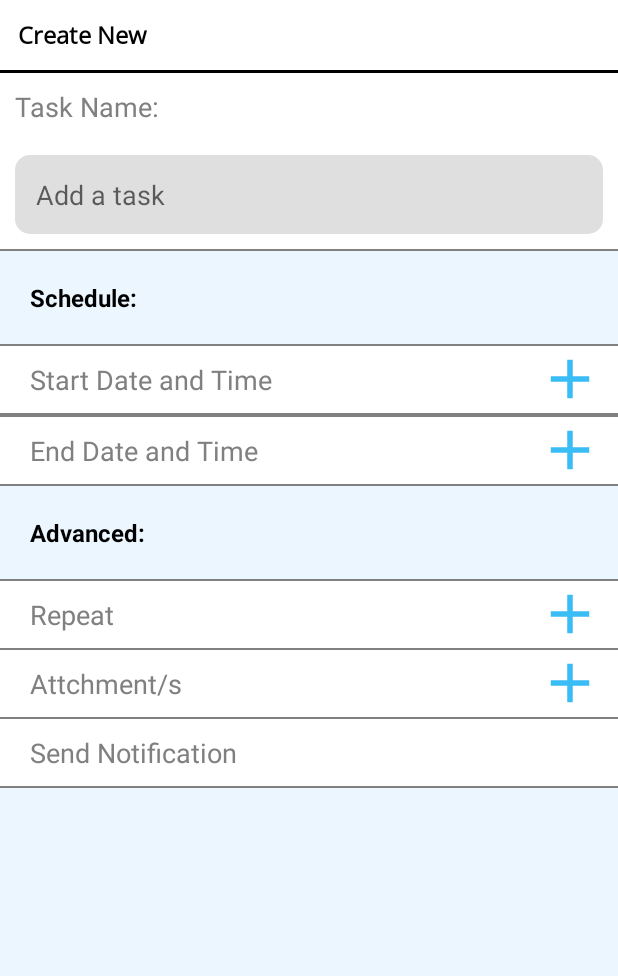
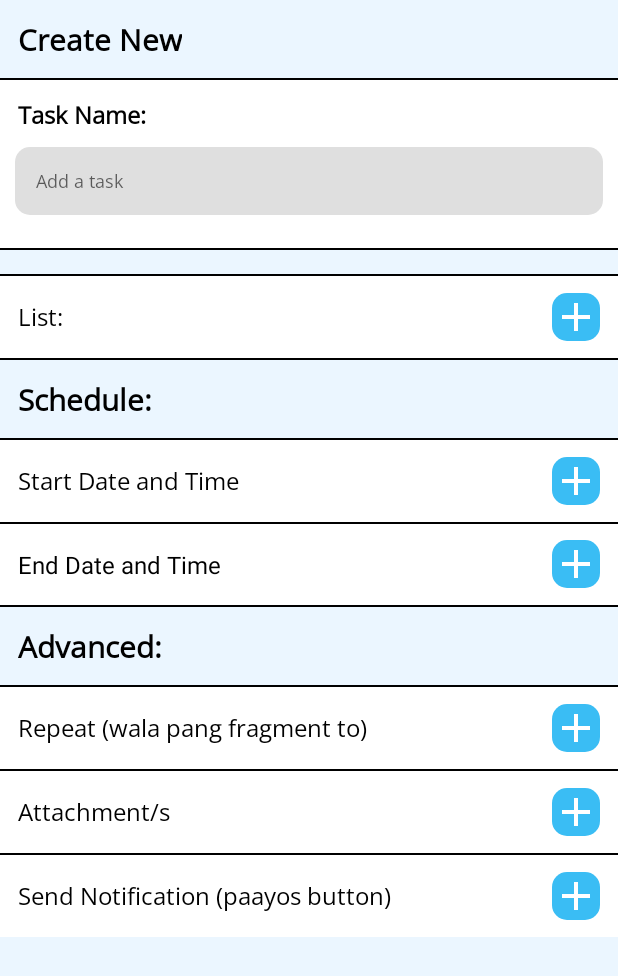
Before and after one commit to justinmcneal/final-putask, an Android app: the AddTask2 screen opened directly, with no data from a screen before it, on a phone screen of 412 x 824 dp. Shown: the top 976 px of the screen. Run offline under Robolectric (Android 15) with nearby library versions, the phone set to English and light mode, and no system bars.

Commit message:
fixed add task, profile and timeline

```diff
--- a/app/src/main/res/layout/activity_add_task2.xml
+++ b/app/src/main/res/layout/activity_add_task2.xml
@@ -1,5 +1,4 @@
 <LinearLayout xmlns:android="http://schemas.android.com/apk/res/android"
-    xmlns:app="http://schemas.android.com/apk/res-auto"
     xmlns:tools="http://schemas.android.com/tools"
     android:layout_width="match_parent"
     android:layout_height="match_parent"
@@ -7,10 +6,10 @@
     android:background="@color/superskyblue"
     tools:context=".AddTask2">
 
+    <!--Create New -->
     <LinearLayout
         android:layout_width="match_parent"
         android:layout_height="wrap_content"
-        android:background="@color/white"
         android:orientation="vertical">
 
         <TextView
@@ -19,18 +18,18 @@
             android:layout_height="wrap_content"
             android:text="Create New"
             android:padding="12dp"
-            android:textSize="16sp"
+            android:textSize="20sp"
             android:textStyle="bold"
             android:fontFamily="@font/opensans"
             android:textColor="@color/black" />
 
         <View
             android:layout_width="match_parent"
-            android:layout_height="2dp"
+            android:layout_height="1dp"
             android:background="@color/black" />
-
     </LinearLayout>
 
+    <!--Add Task-->
     <LinearLayout
         android:layout_width="match_parent"
         android:layout_height="wrap_content"
@@ -42,9 +41,12 @@
             android:layout_width="wrap_content"
             android:layout_height="wrap_content"
             android:text="Task Name:"
-            android:textSize="18sp"
-            android:padding="10dp"
-            android:textColor="@color/gray" />
+            android:textSize="16sp"
+            android:layout_marginTop="12dp"
+            android:layout_marginStart="12dp"
+            android:textStyle="bold"
+            android:fontFamily="@font/opensans"
+            android:textColor="@color/black" />
 
         <LinearLayout
             android:layout_width="match_parent"
@@ -56,37 +58,26 @@
                 android:layout_width="match_parent"
                 android:layout_height="wrap_content"
                 android:hint="Add a task"
+                android:textSize="12sp"
                 android:autofillHints="Add a Task"
                 android:inputType="text"
                 android:padding="14dp"
-                android:background="@drawable/addtaskbg" />
+                android:layout_marginBottom="12dp"
+                android:background="@drawable/addtaskbg"
+                android:fontFamily="@font/opensans"/>
         </LinearLayout>
 
         <View
             android:layout_width="match_parent"
             android:layout_height="1dp"
-            android:background="@color/gray" />
-
+            android:background="@color/black" />
     </LinearLayout>
-    <TextView
-        android:id="@+id/tvSchedule"
-        android:layout_width="match_parent"
-        android:layout_height="wrap_content"
-        android:text="Schedule:"
-        android:textStyle="bold"
-        android:textSize="16sp"
-        android:textColor="@color/black"
-        android:padding="20dp"/>
-
-    <LinearLayout
-        android:layout_width="match_parent"
-        android:layout_height="wrap_content"
-        android:orientation="vertical">
-
+    <!--List -->
     <View
         android:layout_width="match_parent"
         android:layout_height="1dp"
-            android:background="@color/gray" />
+        android:background="@color/black"
+        android:layout_marginTop="16dp"/>
 
     <LinearLayout
         android:layout_width="match_parent"
@@ -94,50 +85,49 @@
         android:background="@color/white"
         android:orientation="horizontal">
 
-            <LinearLayout
+        <TextView
+            android:id="@+id/tvList"
+            android:layout_width="0dp"
+            android:layout_height="wrap_content"
+            android:layout_weight="1"
+            android:text="List:"
+            android:textSize="16sp"
+            android:layout_marginTop="16dp"
+            android:layout_marginBottom="16dp"
+            android:layout_marginStart="12dp"
+            android:fontFamily="@font/opensans"
+            android:textColor="@color/black" />
+
+        <ImageView
+            android:layout_width="32dp"
+            android:layout_height="32dp"
+            android:layout_gravity="center"
+            android:layout_marginEnd="12dp"
+            android:background="@drawable/addtaskbg"
+            android:backgroundTint="@color/skyblue"
+            android:src="@drawable/ic_add" />
+    </LinearLayout>
+    <!--Schedule-->
+    <View
+        android:layout_width="match_parent"
+        android:layout_height="1dp"
+        android:background="@color/black"/>
+
+    <TextView
+        android:id="@+id/tvSchedule"
         android:layout_width="wrap_content"
         android:layout_height="wrap_content"
-                android:layout_weight="1"
-                android:orientation="vertical">
-
-                <TextView
-                    android:id="@+id/tvStartDateandTime"
-                    android:layout_width="wrap_content"
-                    android:layout_height="wrap_content"
-                    android:text="Start Date and Time"
-                    android:textSize="18sp"
-                    android:layout_marginStart="10dp"
-                    android:padding="10dp"
-                    android:textColor="@color/gray" />
-
-            </LinearLayout>
-
-            <ImageButton
-                android:layout_width="wrap_content"
-                android:layout_height="wrap_content"
-                android:layout_marginEnd="10dp"
-                android:src="@drawable/ic_add"
-                android:background="@android:color/transparent"
-                app:tint="@color/skyblue" />
-
-        </LinearLayout>
+        android:text="Schedule:"
+        android:padding="12dp"
+        android:textSize="20sp"
+        android:textStyle="bold"
+        android:fontFamily="@font/opensans"
+        android:textColor="@color/black" />
 
     <View
         android:layout_width="match_parent"
         android:layout_height="1dp"
-            android:background="@color/gray" />
-    </LinearLayout>
-
-
-    <LinearLayout
-        android:layout_width="match_parent"
-        android:layout_height="wrap_content"
-        android:orientation="vertical">
-
-        <View
-            android:layout_width="match_parent"
-            android:layout_height="1dp"
-            android:background="@color/gray" />
+        android:background="@color/black" />
 
     <LinearLayout
         android:layout_width="match_parent"
@@ -145,58 +135,33 @@
         android:background="@color/white"
         android:orientation="horizontal">
 
-            <LinearLayout
-                android:layout_width="wrap_content"
+        <TextView
+            android:id="@+id/tvStartDate"
+            android:layout_width="0dp"
             android:layout_height="wrap_content"
             android:layout_weight="1"
-                android:orientation="vertical">
+            android:text="Start Date and Time"
+            android:textSize="16sp"
+            android:layout_marginTop="16dp"
+            android:layout_marginBottom="16dp"
+            android:layout_marginStart="12dp"
+            android:fontFamily="@font/opensans"
+            android:textColor="@color/black" />
 
-                <TextView
-                    android:id="@+id/tEndDateandTime"
-                    android:layout_width="wrap_content"
-                    android:layout_height="wrap_content"
-                    android:text="End Date and Time"
-                    android:layout_marginStart="10dp"
-                    android:textSize="18sp"
-                    android:padding="10dp"
-                    android:textColor="@color/gray" />
-
-            </LinearLayout>
-
-            <ImageButton
-                android:layout_width="wrap_content"
-                android:layout_height="wrap_content"
-                android:layout_marginEnd="10dp"
-                android:src="@drawable/ic_add"
-                android:background="@android:color/transparent"
-                app:tint="@color/skyblue" />
-
+        <ImageView
+            android:layout_width="32dp"
+            android:layout_height="32dp"
+            android:layout_gravity="center"
+            android:layout_marginEnd="12dp"
+            android:background="@drawable/addtaskbg"
+            android:backgroundTint="@color/skyblue"
+            android:src="@drawable/ic_add" />
     </LinearLayout>
 
     <View
         android:layout_width="match_parent"
         android:layout_height="1dp"
-            android:background="@color/gray" />
-    </LinearLayout>
-
-    <TextView
-        android:id="@+id/tvAdvanced"
-        android:layout_width="match_parent"
-        android:layout_height="wrap_content"
-        android:text="Advanced:"
-        android:textStyle="bold"
-        android:textSize="16sp"
-        android:textColor="@color/black"
-        android:padding="20dp"/>
-    <LinearLayout
-        android:layout_width="match_parent"
-        android:layout_height="wrap_content"
-        android:orientation="vertical">
-
-        <View
-            android:layout_width="match_parent"
-            android:layout_height="1dp"
-            android:background="@color/gray" />
+        android:background="@color/black" />
 
     <LinearLayout
         android:layout_width="match_parent"
@@ -204,45 +169,49 @@
         android:background="@color/white"
         android:orientation="horizontal">
 
-            <LinearLayout
-                android:layout_width="wrap_content"
+        <TextView
+            android:id="@+id/tvEndDate"
+            android:layout_width="0dp"
             android:layout_height="wrap_content"
             android:layout_weight="1"
-                android:orientation="vertical">
+            android:text="End Date and Time"
+            android:textSize="16sp"
+            android:layout_marginTop="16dp"
+            android:layout_marginBottom="16dp"
+            android:layout_marginStart="12dp"
+            android:textColor="@color/black" />
 
-                <TextView
-                    android:id="@+id/tvRepeat"
-                    android:layout_width="wrap_content"
-                    android:layout_height="wrap_content"
-                    android:text="Repeat"
-                    android:layout_marginStart="10dp"
-                    android:textSize="18sp"
-                    android:padding="10dp"
-                    android:textColor="@color/gray" />
-
-            </LinearLayout>
-
-            <ImageButton
-                android:layout_width="wrap_content"
-                android:layout_height="wrap_content"
-                android:layout_marginEnd="10dp"
-                android:src="@drawable/ic_add"
-                android:background="@android:color/transparent"
-                app:tint="@color/skyblue" />
-
+        <ImageView
+            android:layout_width="32dp"
+            android:layout_height="32dp"
+            android:layout_gravity="center"
+            android:layout_marginEnd="12dp"
+            android:background="@drawable/addtaskbg"
+            android:backgroundTint="@color/skyblue"
+            android:src="@drawable/ic_add" />
     </LinearLayout>
 
     <View
         android:layout_width="match_parent"
         android:layout_height="1dp"
-            android:background="@color/gray" />
-    </LinearLayout>
+        android:background="@color/black" />
 
+    <!--Advanced-->
+    <TextView
+        android:id="@+id/tvAdvanced"
+        android:layout_width="wrap_content"
+        android:layout_height="wrap_content"
+        android:text="Advanced:"
+        android:padding="12dp"
+        android:textSize="20sp"
+        android:textStyle="bold"
+        android:fontFamily="@font/opensans"
+        android:textColor="@color/black" />
 
-    <LinearLayout
+    <View
         android:layout_width="match_parent"
-        android:layout_height="wrap_content"
-        android:orientation="vertical">
+        android:layout_height="1dp"
+        android:background="@color/black" />
 
     <LinearLayout
         android:layout_width="match_parent"
@@ -250,85 +219,94 @@
         android:background="@color/white"
         android:orientation="horizontal">
 
-            <LinearLayout
-                android:layout_width="wrap_content"
+        <TextView
+            android:id="@+id/tvRepeat"
+            android:layout_width="0dp"
             android:layout_height="wrap_content"
             android:layout_weight="1"
-                android:orientation="vertical">
+            android:text="Repeat (wala pang fragment to)"
+            android:textSize="16sp"
+            android:layout_marginTop="16dp"
+            android:layout_marginBottom="16dp"
+            android:layout_marginStart="12dp"
+            android:fontFamily="@font/opensans"
+            android:textColor="@color/black" />
 
-                <TextView
-                    android:id="@+id/tvAttachments"
-                    android:layout_width="wrap_content"
-                    android:layout_height="wrap_content"
-                    android:layout_marginStart="10dp"
-                    android:text="Attchment/s"
-                    android:textSize="18sp"
-                    android:padding="10dp"
-                    android:textColor="@color/gray" />
-
-            </LinearLayout>
-
-            <ImageButton
-                android:layout_width="wrap_content"
-                android:layout_height="wrap_content"
-                android:layout_marginEnd="10dp"
-                android:src="@drawable/ic_add"
-                android:background="@android:color/transparent"
-                app:tint="@color/skyblue" />
-
+        <ImageView
+            android:layout_width="32dp"
+            android:layout_height="32dp"
+            android:layout_gravity="center"
+            android:layout_marginEnd="12dp"
+            android:background="@drawable/addtaskbg"
+            android:backgroundTint="@color/skyblue"
+            android:src="@drawable/ic_add" />
     </LinearLayout>
 
     <View
         android:layout_width="match_parent"
         android:layout_height="1dp"
-            android:background="@color/gray" />
-    </LinearLayout>
-    <LinearLayout
-        android:layout_width="match_parent"
-        android:layout_height="wrap_content"
-        android:orientation="vertical">
+        android:background="@color/black" />
 
     <LinearLayout
         android:layout_width="match_parent"
         android:layout_height="wrap_content"
         android:background="@color/white"
-            android:orientation="horizontal"
-            android:baselineAligned="false">
+        android:orientation="horizontal">
 
-            <LinearLayout
-                android:layout_width="wrap_content"
+        <TextView
+            android:id="@+id/tvAttachment"
+            android:layout_width="0dp"
             android:layout_height="wrap_content"
             android:layout_weight="1"
-                android:orientation="vertical">
+            android:text="Attachment/s"
+            android:textSize="16sp"
+            android:layout_marginTop="16dp"
+            android:layout_marginBottom="16dp"
+            android:layout_marginStart="12dp"
+            android:fontFamily="@font/opensans"
+            android:textColor="@color/black" />
 
-                <TextView
-                    android:id="@+id/tvSendNotification"
-                    android:layout_width="wrap_content"
-                    android:layout_height="wrap_content"
-                    android:text="Send Notification"
-                    android:layout_marginLeft="10dp"
-                    android:textSize="18sp"
-                    android:padding="10dp"
-                    android:textColor="@color/gray" />
-
-            </LinearLayout>
-
-            <!--- switch dapat here
-            <ImageButton
-                android:layout_width="wrap_content"
-                android:layout_height="wrap_content"
-                android:layout_marginRight="10dp"
-                android:src="@drawable/ic_add"
-                android:background="@android:color/transparent"
-                app:tint="@color/skyblue" /> -->
-
+        <ImageView
+            android:layout_width="32dp"
+            android:layout_height="32dp"
+            android:layout_gravity="center"
+            android:layout_marginEnd="12dp"
+            android:background="@drawable/addtaskbg"
+            android:backgroundTint="@color/skyblue"
+            android:src="@drawable/ic_add" />
     </LinearLayout>
 
     <View
         android:layout_width="match_parent"
         android:layout_height="1dp"
-            android:background="@color/gray" />
+        android:background="@color/black" />
+
+    <LinearLayout
+        android:layout_width="match_parent"
+        android:layout_height="wrap_content"
+        android:background="@color/white"
+        android:orientation="horizontal">
+
+        <TextView
+            android:id="@+id/tvSendNotification"
+            android:layout_width="0dp"
+            android:layout_height="wrap_content"
+            android:layout_weight="1"
+            android:text="Send Notification (paayos button)"
+            android:textSize="16sp"
+            android:layout_marginTop="16dp"
+            android:layout_marginBottom="16dp"
+            android:layout_marginStart="12dp"
+            android:fontFamily="@font/opensans"
+            android:textColor="@color/black" />
+
+        <ImageView
+            android:layout_width="32dp"
+            android:layout_height="32dp"
+            android:layout_gravity="center"
+            android:layout_marginEnd="12dp"
+            android:background="@drawable/addtaskbg"
+            android:backgroundTint="@color/skyblue"
+            android:src="@drawable/ic_add" />
     </LinearLayout>
-
-
 </LinearLayout>
--- a/app/src/main/res/layout/activity_log_in.xml
+++ b/app/src/main/res/layout/activity_log_in.xml
@@ -39,7 +39,6 @@
             android:layout_gravity="center"
             android:layout_marginTop="24dp"
             android:orientation="vertical">
-            😁
 
             <EditText
                 android:id="@+id/etEmail"
--- a/app/src/main/res/layout/fragment_profile.xml
+++ b/app/src/main/res/layout/fragment_profile.xml
@@ -20,7 +20,6 @@
         android:layout_marginTop="94dp"
         android:background="@drawable/whitecircle" />
 
-
     <androidx.cardview.widget.CardView
         android:id="@+id/cardView"
         android:layout_width="0dp"
@@ -31,13 +30,17 @@
         app:layout_constraintStart_toStartOf="parent"
         app:layout_constraintEnd_toEndOf="parent"
         app:layout_constraintBottom_toBottomOf="parent"
-        android:layout_marginTop="76dp">
+        android:layout_marginTop="76dp"
+        android:layout_marginStart="16dp"
+        android:layout_marginEnd="16dp"
+        android:backgroundTint="@color/superskyblue">
 
         <LinearLayout
             android:layout_width="match_parent"
             android:layout_height="match_parent"
-
-            android:orientation="vertical">
+            android:orientation="vertical"
+            android:layout_marginStart="24dp"
+            android:layout_marginEnd="24dp">
 
             <TextView
                 android:id="@+id/tvUsername"
@@ -79,7 +82,7 @@
                 android:id="@+id/etPassword"
                 android:layout_width="match_parent"
                 android:layout_height="wrap_content"
-                android:autofillHints="Username"
+                android:autofillHints="Password"
                 android:background="@drawable/round_edit_text"
                 android:drawablePadding="15dp"
                 android:fontFamily="@font/opensans"
@@ -100,7 +103,6 @@
                     android:id="@+id/btnSave"
                     android:layout_width="wrap_content"
                     android:layout_height="wrap_content"
-                    android:layout_gravity="center"
                     android:fontFamily="@font/opensans"
                     android:backgroundTint="@color/skyblue"
                     android:text="Save"
@@ -109,19 +111,17 @@
                     android:textAllCaps="false"
                     android:layout_marginEnd="16dp"/>
 
-
                 <Button
                     android:id="@+id/btnDeleteAccount"
                     android:layout_width="wrap_content"
                     android:layout_height="wrap_content"
-                    android:layout_gravity="center"
                     android:fontFamily="@font/opensans"
                     android:backgroundTint="@color/red"
                     android:text="Delete Account"
                     android:textSize="16sp"
                     android:textStyle="bold"
                     android:textAllCaps="false"
-                    android:layout_marginStart="16dp" />
+                    android:layout_marginStart="16dp"/>
 
             </LinearLayout>
         </LinearLayout>
--- a/app/src/main/res/layout/fragment_timeline.xml
+++ b/app/src/main/res/layout/fragment_timeline.xml
@@ -4,7 +4,6 @@
     xmlns:tools="http://schemas.android.com/tools"
     android:layout_width="match_parent"
     android:layout_height="match_parent"
-    android:background="@color/white"
     tools:context=".Timeline">
 
     <androidx.constraintlayout.widget.ConstraintLayout
@@ -13,7 +12,8 @@
         android:layout_height="wrap_content"
         app:layout_constraintTop_toTopOf="parent"
         app:layout_constraintStart_toStartOf="parent"
-        app:layout_constraintEnd_toEndOf="parent">
+        app:layout_constraintEnd_toEndOf="parent"
+        android:layout_marginTop="75dp">
 
         <ImageView
             android:id="@+id/iv_calendar_previous"
```
Lines whose indentation alone changed are shown as unchanged.
